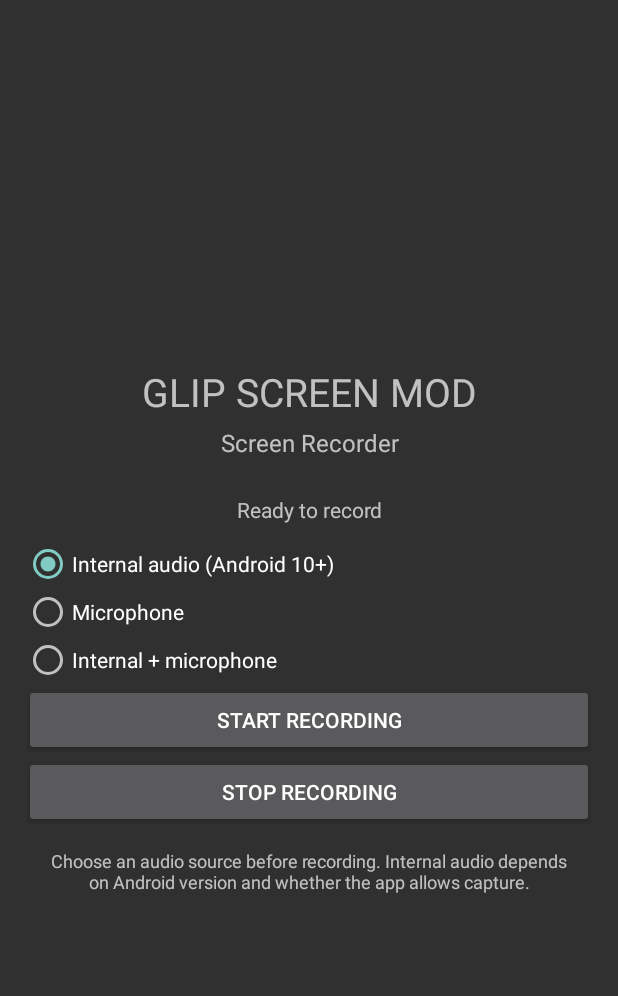
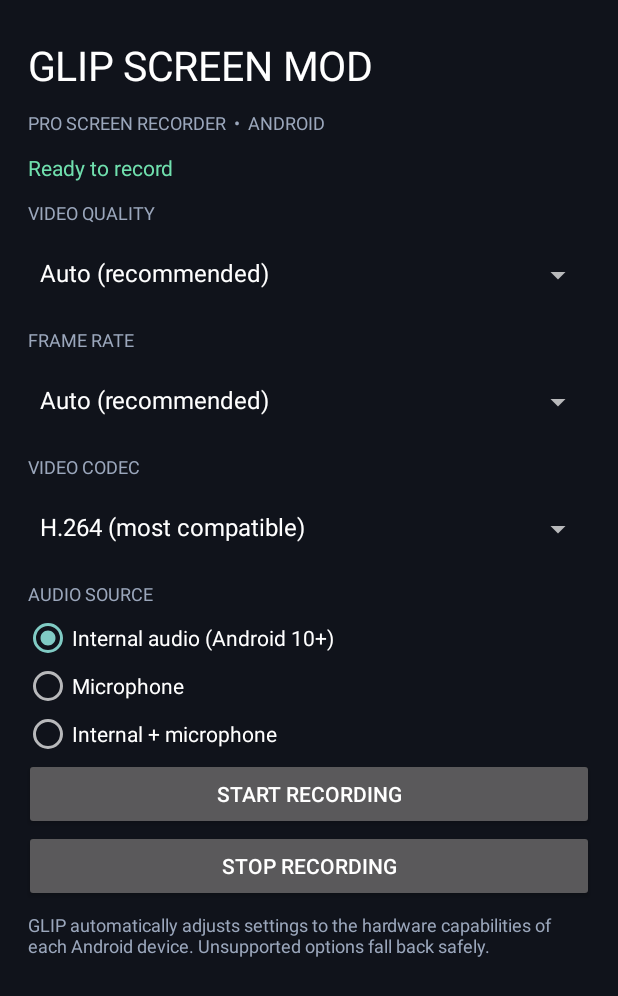
Before and after one commit to klovvandreass/glipscreen-mod, an Android app: the screen it shows after launch (MainActivity), on a phone screen of 412 x 824 dp. Shown: the top 996 px of the screen. Run offline under Robolectric (Android 15) with nearby library versions, the phone set to English and light mode, and no system bars.

Commit message:
Add adaptive video quality and codec settings UI

```diff
--- a/app/src/main/java/com/glipscreen/mod/MainActivity.kt
+++ b/app/src/main/java/com/glipscreen/mod/MainActivity.kt
@@ -8,48 +8,72 @@ import android.media.projection.MediaProjectionManager
 import android.os.Build
 import android.os.Bundle
 import android.view.Gravity
+import android.view.View
+import android.widget.ArrayAdapter
 import android.widget.Button
 import android.widget.LinearLayout
 import android.widget.RadioGroup
 import android.widget.RadioButton
+import android.widget.Spinner
 import android.widget.TextView
 
 class MainActivity : Activity() {
     private val captureRequest = 4101
     private val audioPermissionRequest = 4102
     private lateinit var status: TextView
+    private lateinit var resolution: Spinner
+    private lateinit var frameRate: Spinner
+    private lateinit var codec: Spinner
     private var selectedMode = RecordingService.MODE_INTERNAL
 
     override fun onCreate(savedInstanceState: Bundle?) {
         super.onCreate(savedInstanceState)
-        val title = TextView(this).apply { text = "GLIP SCREEN MOD"; textSize = 26f; gravity = Gravity.CENTER; setPadding(20, 36, 20, 8) }
-        val subtitle = TextView(this).apply { text = "Screen Recorder"; textSize = 16f; gravity = Gravity.CENTER; setPadding(20, 0, 20, 20) }
-        status = TextView(this).apply { text = "Ready to record"; textSize = 14f; gravity = Gravity.CENTER; setPadding(20, 16, 20, 16) }
+        val root = LinearLayout(this).apply {
+            orientation = LinearLayout.VERTICAL
+            setPadding(24, 28, 24, 24)
+            setBackgroundColor(0xFF10131B.toInt())
+        }
+        fun text(value: String, size: Float, color: Int = 0xFFFFFFFF.toInt()) = TextView(this).apply {
+            text = value; textSize = size; setTextColor(color); setPadding(4, 10, 4, 8)
+        }
+        root.addView(text("GLIP SCREEN MOD", 27f))
+        root.addView(text("PRO SCREEN RECORDER  •  ANDROID", 12f, 0xFF9BA7BC.toInt()))
+        status = text("Ready to record", 14f, 0xFF70E0AE.toInt())
+        root.addView(status)
+        root.addView(text("VIDEO QUALITY", 12f, 0xFF9BA7BC.toInt()))
+        resolution = spinner(listOf("Auto (recommended)", "480p", "720p HD", "1080p Full HD", "1440p 2K", "2160p 4K"))
+        root.addView(resolution)
+        root.addView(text("FRAME RATE", 12f, 0xFF9BA7BC.toInt()))
+        frameRate = spinner(listOf("Auto (recommended)", "24 FPS", "30 FPS", "60 FPS", "90 FPS", "120 FPS"))
+        root.addView(frameRate)
+        root.addView(text("VIDEO CODEC", 12f, 0xFF9BA7BC.toInt()))
+        codec = spinner(listOf("H.264 (most compatible)", "H.265 / HEVC (smaller file, if supported)"))
+        root.addView(codec)
+        root.addView(text("AUDIO SOURCE", 12f, 0xFF9BA7BC.toInt()))
         val choices = RadioGroup(this).apply { orientation = RadioGroup.VERTICAL }
-        val internal = RadioButton(this).apply { id = 100; text = "Internal audio (Android 10+)"; isChecked = true }
-        val mic = RadioButton(this).apply { id = 101; text = "Microphone" }
-        val both = RadioButton(this).apply { id = 102; text = "Internal + microphone" }
-        choices.addView(internal); choices.addView(mic); choices.addView(both)
+        choices.addView(RadioButton(this).apply { id = 100; text = "Internal audio (Android 10+)"; setTextColor(0xFFFFFFFF.toInt()); isChecked = true })
+        choices.addView(RadioButton(this).apply { id = 101; text = "Microphone"; setTextColor(0xFFFFFFFF.toInt()) })
+        choices.addView(RadioButton(this).apply { id = 102; text = "Internal + microphone"; setTextColor(0xFFFFFFFF.toInt()) })
         choices.setOnCheckedChangeListener { _, checked ->
             selectedMode = when (checked) { 101 -> RecordingService.MODE_MIC; 102 -> RecordingService.MODE_BOTH; else -> RecordingService.MODE_INTERNAL }
         }
-        val start = Button(this).apply { text = "Start recording"; setOnClickListener { requestRecording() } }
-        val stop = Button(this).apply {
-            text = "Stop recording"
-            setOnClickListener {
-                val i = Intent(this@MainActivity, RecordingService::class.java).apply { action = RecordingService.ACTION_STOP }
-                if (Build.VERSION.SDK_INT >= 26) startForegroundService(i) else startService(i)
-                status.text = "Stopping recording…"
-            }
+        root.addView(choices)
+        val start = Button(this).apply { text = "START RECORDING"; setOnClickListener { requestRecording() } }
+        val stop = Button(this).apply { text = "STOP RECORDING"; setOnClickListener {
+            val i = Intent(this@MainActivity, RecordingService::class.java).apply { action = RecordingService.ACTION_STOP }
+            if (Build.VERSION.SDK_INT >= 26) startForegroundService(i) else startService(i)
+            status.text = "Stopping recording…"
+        } }
+        root.addView(start); root.addView(stop)
+        root.addView(text("GLIP automatically adjusts settings to the hardware capabilities of each Android device. Unsupported options fall back safely.", 12f, 0xFF9BA7BC.toInt()))
+        setContentView(root)
+    }
+
+    private fun spinner(items: List<String>): Spinner {
+        return Spinner(this).apply {
+            adapter = ArrayAdapter(this@MainActivity, android.R.layout.simple_spinner_dropdown_item, items)
+            setPadding(4, 4, 4, 8)
         }
-        val note = TextView(this).apply {
-            text = "Choose an audio source before recording. Internal audio depends on Android version and whether the app allows capture."
-            textSize = 12f; gravity = Gravity.CENTER; setPadding(20, 20, 20, 12)
-        }
-        setContentView(LinearLayout(this).apply {
-            orientation = LinearLayout.VERTICAL; gravity = Gravity.CENTER; setPadding(24, 24, 24, 24)
-            addView(title); addView(subtitle); addView(status); addView(choices); addView(start); addView(stop); addView(note)
-        })
     }
 
     private fun requestRecording() {
@@ -65,7 +89,7 @@ class MainActivity : Activity() {
         super.onRequestPermissionsResult(requestCode, permissions, grantResults)
         if (requestCode == audioPermissionRequest) {
             if (grantResults.isNotEmpty() && grantResults[0] == PackageManager.PERMISSION_GRANTED) requestRecording()
-            else status.text = "Microphone/audio permission is required"
+            else status.text = "Audio permission not granted"
         }
     }
 
@@ -74,11 +98,16 @@ class MainActivity : Activity() {
         super.onActivityResult(requestCode, resultCode, data)
         if (requestCode == captureRequest) {
             if (resultCode == RESULT_OK && data != null) {
+                val maxDimension = when (resolution.selectedItemPosition) { 1 -> 854; 2 -> 1280; 3 -> 1920; 4 -> 2560; 5 -> 3840; else -> 0 }
+                val requestedFps = when (frameRate.selectedItemPosition) { 1 -> 24; 2 -> 30; 3 -> 60; 4 -> 90; 5 -> 120; else -> 0 }
                 val serviceIntent = Intent(this, RecordingService::class.java).apply {
                     action = RecordingService.ACTION_START
                     putExtra(RecordingService.EXTRA_RESULT_CODE, resultCode)
                     putExtra(RecordingService.EXTRA_RESULT_DATA, data)
                     putExtra(RecordingService.EXTRA_AUDIO_MODE, selectedMode)
+                    putExtra(RecordingService.EXTRA_MAX_DIMENSION, maxDimension)
+                    putExtra(RecordingService.EXTRA_REQUESTED_FPS, requestedFps)
+                    putExtra(RecordingService.EXTRA_PREFER_HEVC, codec.selectedItemPosition == 1)
                 }
                 if (Build.VERSION.SDK_INT >= 26) startForegroundService(serviceIntent) else startService(serviceIntent)
                 status.text = "Recording started"
```
